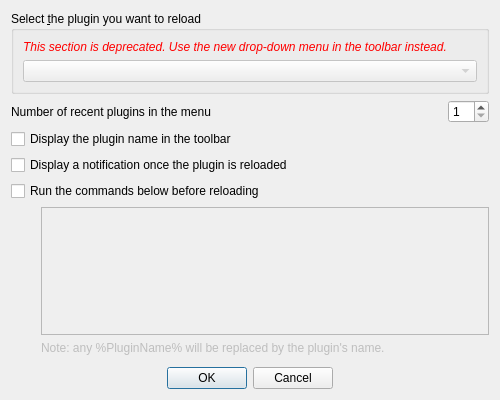
This is ConfigurationDialogBase.ui in borysiasty/plugin_reloader as Qt 5 draws it before an edit. The edited form follows.
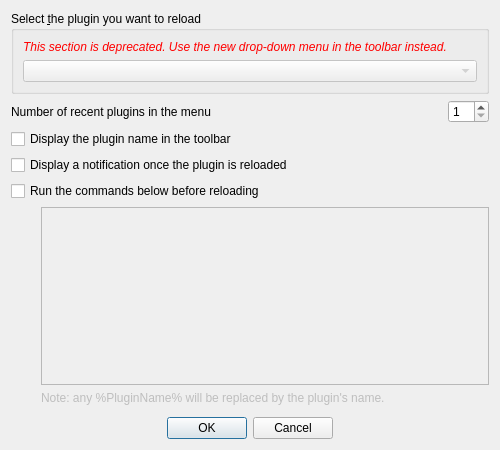
This is the edited form.

What changed in the file:
```diff
--- a/ConfigurationDialogBase.ui
+++ b/ConfigurationDialogBase.ui
@@ -8,7 +8,7 @@
     <x>0</x>
     <y>0</y>
     <width>500</width>
-    <height>400</height>
+    <height>450</height>
    </rect>
   </property>
   <property name="sizePolicy">
@@ -20,7 +20,7 @@
   <property name="maximumSize">
    <size>
     <width>500</width>
-    <height>400</height>
+    <height>500</height>
    </size>
   </property>
   <property name="contextMenuPolicy">
```
